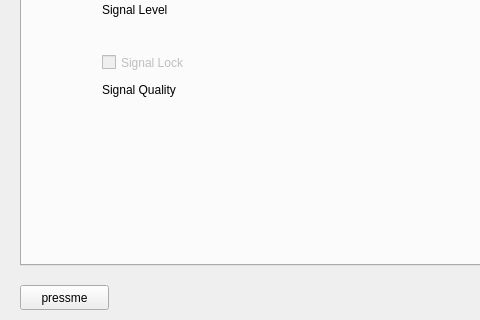
First picture: the form in src/dvbtest/testdialog.ui, repository SergeyStaroletov/TestingDVBT2, before the edit; both pictures show x 0 to 480 and y 345 to 665 of the 787 by 665 pixel window.
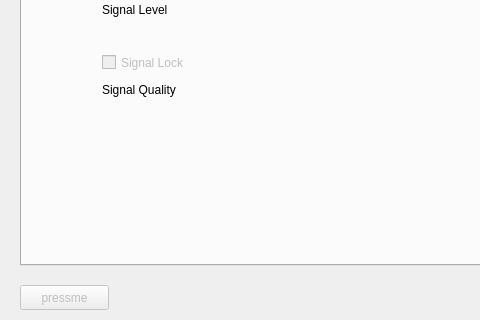
Second picture: the form after the edit. The open tabs and pages were chosen to show the change. Custom widgets are drawn as their Qt base class.

Diff of the .ui file:
```diff
--- a/src/dvbtest/testdialog.ui
+++ b/src/dvbtest/testdialog.ui
@@ -30,6 +30,9 @@
    </property>
   </widget>
   <widget class="QPushButton" name="pushButton">
+   <property name="enabled">
+    <bool>false</bool>
+   </property>
    <property name="geometry">
     <rect>
      <x>20</x>
@@ -41,6 +44,9 @@
    <property name="text">
     <string>pressme</string>
    </property>
+   <property name="checkable">
+    <bool>false</bool>
+   </property>
   </widget>
   <widget class="QTabWidget" name="tabWidget">
    <property name="geometry">
```
Left out of the diff: 2 changed lines with no effect on the pictures.
